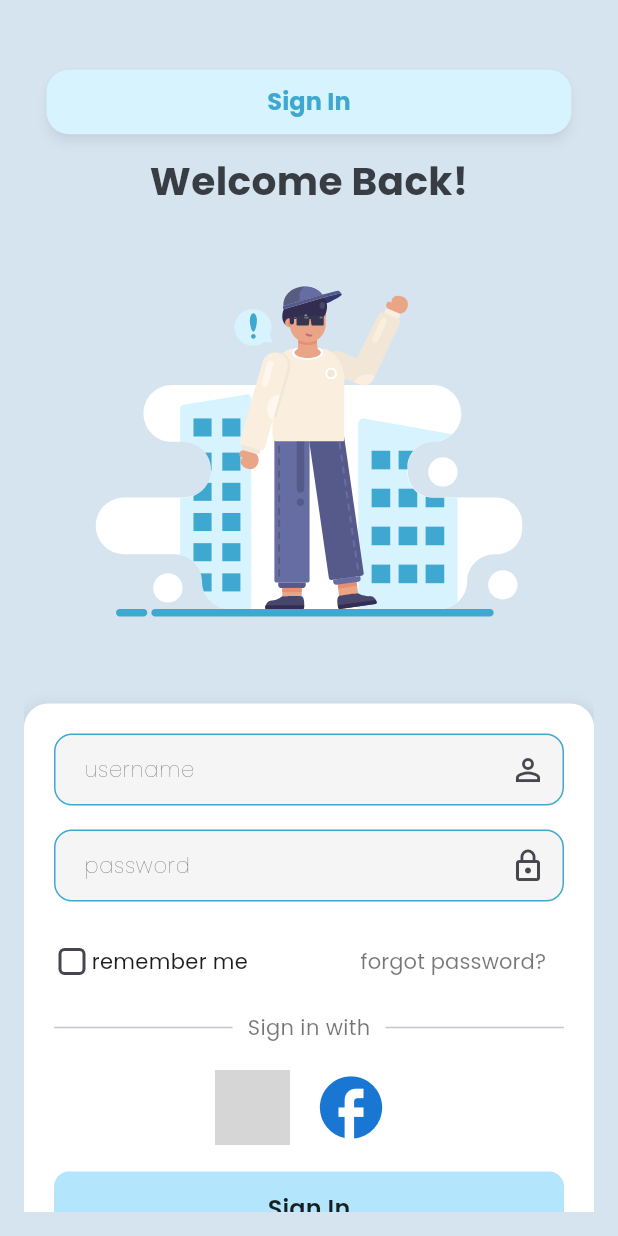
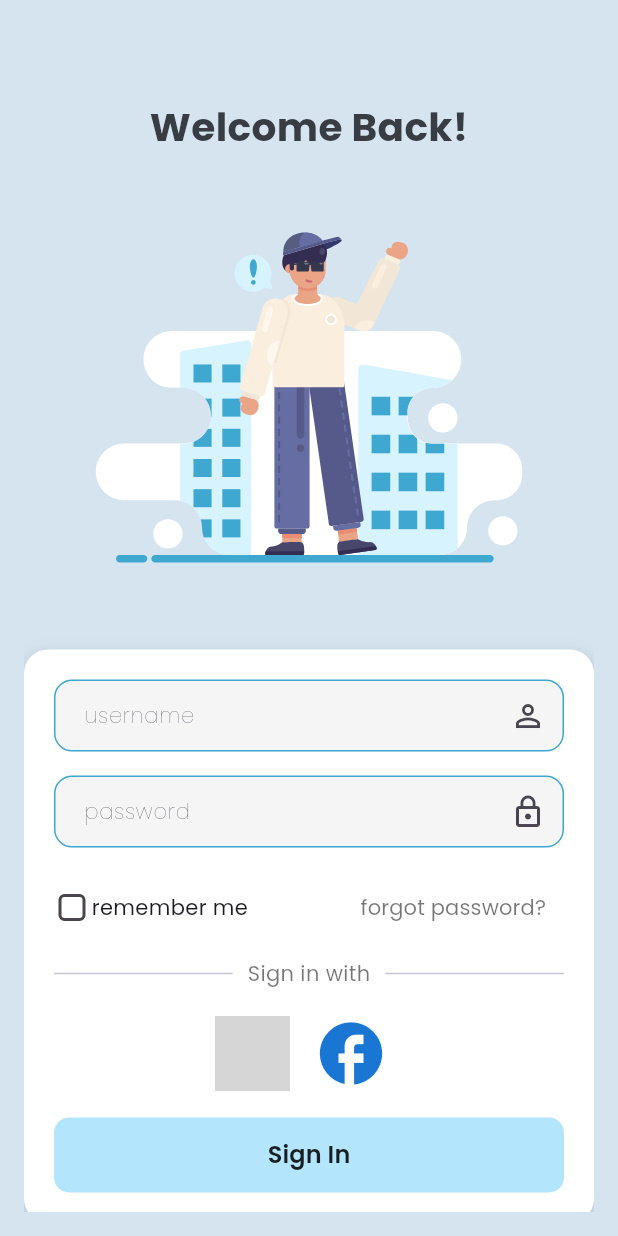
Before and after one commit to dzyy7/admin_ocean_learn2, a Flutter app: the screen it shows after launch, on a phone screen of 412 x 824 dp. Run offline on Flutter 3.47's test engine with Material 3 defaults, Android fonts, the phone set to English and light mode, and no system bars; our stand-ins replace flutter_svg, get, google_fonts; network calls fail; grey boxes are pictures that could not be loaded.

Commit message:
style: [DZ] improve layout and responsiveness of login page

```diff
--- a/lib/pages/login/login_page.dart
+++ b/lib/pages/login/login_page.dart
@@ -15,32 +15,10 @@ class LoginPage extends StatelessWidget {
       body: Padding(
         padding: const EdgeInsets.all(16),
         child: SingleChildScrollView(
+          child: Padding(
+            padding: const EdgeInsets.only(top: 50),
             child: Column(
               children: [
-              const SizedBox(height: 28),
-              Center(
-                child: ElevatedButton(
-                  onPressed: () {},
-                  style: ElevatedButton.styleFrom(
-                    shadowColor: pureBlack.withOpacity(0.3),
-                    backgroundColor: secondaryColor,
-                    foregroundColor: primaryColor,
-                    elevation: 3,
-                    shape: const RoundedRectangleBorder(
-                      borderRadius: BorderRadius.all(Radius.circular(15)),
-                    ),
-                    minimumSize: const Size(350, 43),
-                  ),
-                  child: Text(
-                    'Sign In',
-                    style: GoogleFonts.poppins(
-                      fontSize: 16,
-                      fontWeight: FontWeight.bold,
-                    ),
-                  ),
-                ),
-              ),
-              const SizedBox(height: 10),
                 Text(
                   'Welcome Back!',
                   style: GoogleFonts.poppins(
@@ -275,6 +253,7 @@ class LoginPage extends StatelessWidget {
             ),
           ),
         ),
+      ),
     );
   }
 }
```
Lines whose indentation alone changed are shown as unchanged.
